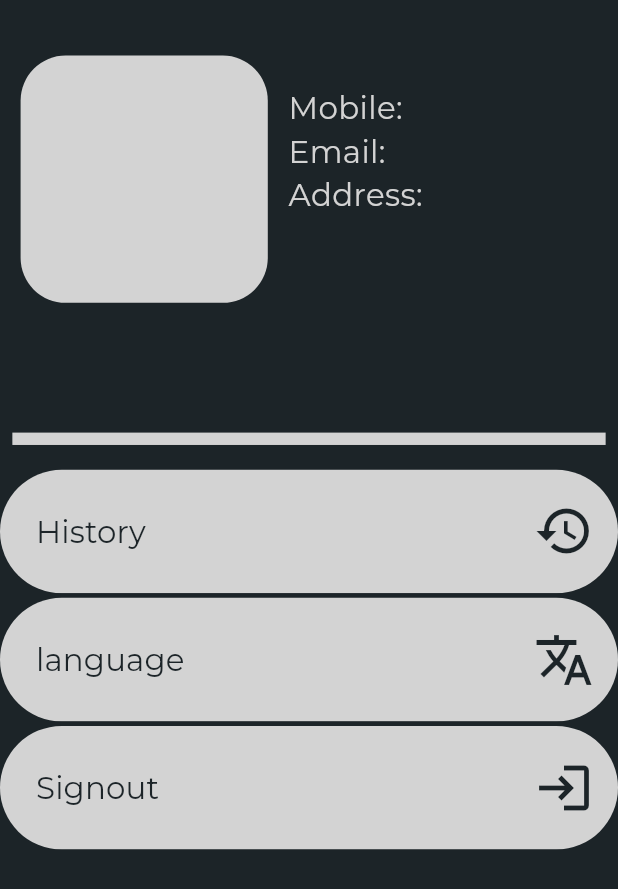
After one commit to Utkarsh-m08/Snap-Trash, a Flutter app: the screen it shows once a user with an empty profile is signed in, item 3 of the bottom bar chosen, after a tap on the "location history" icon, on a phone screen of 412 x 824 dp. The commit adds this screen. Shown: the top 889 px of the screen. Run offline on Flutter 3.47's test engine with Material 3 defaults, Android fonts, the phone set to English and light mode, and no system bars; our stand-ins replace camera, cloud_firestore, dio, firebase_auth, firebase_core, font_awesome_flutter and 4 more; accounts and stored records are empty.

Commit message:
added the past reports from user side and added the coming soon page

```diff
--- /dev/null
+++ b/lib/pages/coming_soon.dart
@@ -0,0 +1,34 @@
+import 'package:SnapTrash/properties/colourProp.dart';
+import 'package:flutter/material.dart';
+
+class ComingSoon extends StatelessWidget {
+  const ComingSoon({super.key});
+
+  @override
+  Widget build(BuildContext context) {
+    return Scaffold(
+      appBar: AppBar(
+        title: const Text("Coming Soon", style: TextStyle(color: rangBackground),),
+        backgroundColor: rang6Light,
+      ),
+      backgroundColor: rang6,
+      body: Center(
+        child: Container(
+          padding: EdgeInsets.all(MediaQuery.of(context).size.width * 0.09),
+          child: const Column(
+            mainAxisAlignment: MainAxisAlignment.center,
+            children: [
+              Text(
+                "Identifying and reporting potholes",
+                style: TextStyle(
+                  color: rangBackground,
+                  fontSize: 30,
+                ),
+              ),
+            ],
+          ),
+        )
+      ),
+    );
+  }
+}
--- a/lib/pages/homeScreen.dart
+++ b/lib/pages/homeScreen.dart
@@ -1,5 +1,6 @@
 import 'package:SnapTrash/locationModule.dart';
 import 'package:SnapTrash/pages/cameraScreen.dart';
+import 'package:SnapTrash/pages/coming_soon.dart';
 import 'package:flutter/material.dart';
 import 'package:google_nav_bar/google_nav_bar.dart';
 import 'package:SnapTrash/pages/leaderBoard.dart';
@@ -28,6 +29,7 @@ class _homeScreenState extends State<homeScreen> {
     LeaderBoard(),
     ClipRRect(child: CameraMain()),
     LocalReports(),
+    ComingSoon()
   ];
 
   @override
@@ -44,7 +46,7 @@ class _homeScreenState extends State<homeScreen> {
       bottomNavigationBar: Stack(children: [
         Container(
           clipBehavior: Clip.none,
-          height: screenheight * 0.15,
+          height: screenheight * 0.13,
           decoration: const BoxDecoration(
               borderRadius: BorderRadius.only(
                   topLeft: Radius.circular(20), topRight: Radius.circular(20)),
@@ -88,7 +90,7 @@ class _homeScreenState extends State<homeScreen> {
                 tabBackgroundColor:
                     rang6Light2, // selected tab background color
                 padding: EdgeInsets.symmetric(
-                  horizontal: screenWidth / 15,
+                  horizontal: screenWidth / 25,
                   vertical: screenheight * 0.02,
                 ), // navigation bar padding
                 tabs: [
@@ -114,6 +116,13 @@ class _homeScreenState extends State<homeScreen> {
                     textColor: rang7,
                     text: 'Reports',
                   ),
+                  const GButton(
+                    iconActiveColor: rang7,
+                    iconColor: rang7,
+                    icon: Icons.timelapse_rounded,
+                    textColor: rang7,
+                    text: 'Coming Soon',
+                  ),
                 ],
               ),
             ),
--- a/lib/pages/localReports.dart
+++ b/lib/pages/localReports.dart
@@ -1,5 +1,12 @@
+import 'dart:convert';
+import 'dart:typed_data';
+
+import 'package:SnapTrash/pages/profile.dart';
+import 'package:SnapTrash/properties/colourProp.dart';
+import 'package:cloud_firestore/cloud_firestore.dart';
+import 'package:firebase_auth/firebase_auth.dart';
 import 'package:flutter/material.dart';
-import 'package:SnapTrash/pages/loginSignin/logout/logout.dart';
+import 'package:google_fonts/google_fonts.dart';
 
 class LocalReports extends StatefulWidget {
   const LocalReports({super.key});
@@ -11,8 +18,173 @@ class LocalReports extends StatefulWidget {
 class _LocalReportsState extends State<LocalReports> {
   @override
   Widget build(BuildContext context) {
-    return const Scaffold(
-      body: Center(child: logout()),
+    // size variable
+    double screenWidth = MediaQuery.of(context).size.width;
+    double screenheight = MediaQuery.of(context).size.height;
+    return Scaffold(
+      backgroundColor: rang6,
+      appBar: AppBar(
+        elevation: 4,
+        // shadowColor: rangBackground,
+        backgroundColor: rang6,
+        title: Text(
+          "Past Reports",
+          style: GoogleFonts.montserrat(
+            fontWeight: FontWeight.w600,
+            fontSize: screenWidth * 0.065,
+            color: rangBackground,
+          ),
+        ),
+        actions: [
+          IconButton(
+            onPressed: () {
+              Navigator.push(
+                context,
+                MaterialPageRoute(
+                  builder: (context) => profile(),
+                ),
+              );
+            },
+            icon: Icon(
+              Icons.person_pin,
+              color: rang7,
+              size: screenWidth * 0.08,
+            ),
+          ),
+        ],
+      ),
+      body: const Column(
+        children: [
+            //add list builder here
+          ReportsHistory()
+        ],
+      ),
     );
   }
 }
+
+
+class ReportsHistory extends StatefulWidget {
+  const ReportsHistory({super.key});
+
+  @override
+  State<ReportsHistory> createState() => _ReportsHistoryState();
+}
+
+class _ReportsHistoryState extends State<ReportsHistory> {
+  late Future<List<DocumentSnapshot>> futureData;
+
+  Future<List<DocumentSnapshot>> fetchData() async {
+  QuerySnapshot<Map<String, dynamic>> querySnapshot =
+      await FirebaseFirestore.instance.collection('reports').where('user', isEqualTo: FirebaseAuth.instance.currentUser!.uid).get();
+  return querySnapshot.docs;
+}
+
+  Future<void> updateStatus(DocumentSnapshot document) async {
+    await document.reference.update({'status': 1});
+  }
+
+  @override
+  void initState() {
+    futureData = fetchData();
+    super.initState();
+  }
+
+  @override
+  Widget build(BuildContext context) {
+    final double screenHeight = MediaQuery.of(context).size.height;
+    final double screenWidth = MediaQuery.of(context).size.width;
+    return FutureBuilder<List<DocumentSnapshot>>(
+      future: futureData,
+      builder: (context, snapshot) {
+        if (snapshot.connectionState == ConnectionState.waiting) {
+          return SizedBox(
+            height: screenHeight * 0.77,
+            child: const Center(
+              child: CircularProgressIndicator(
+                valueColor: AlwaysStoppedAnimation<Color>(rangBackground),
+              ),
+            ),
+          );
+        } else if (snapshot.hasError) {
+          return Center(
+            child: Text('Error: ${snapshot.error}'),
+          );
+        } else {
+          return Expanded(
+            child: ListView.builder(
+              itemCount: snapshot.data!.length,
+              itemBuilder: (context, index) {
+                var document = snapshot.data![index];
+                String image = snapshot.data![index]['image'];
+                String caption = snapshot.data![index]['caption'];
+                String location = snapshot.data![index]['location'];
+                String user = FirebaseAuth.instance.currentUser!.email!;
+                return Padding(
+                  padding: EdgeInsets.all(screenHeight * 0.02),
+                  child: Card(
+                    color: rang6Light,
+                    child: ListTile(
+                      title: Column(
+                        crossAxisAlignment: CrossAxisAlignment.start,
+                        children: [
+                          Text(
+                            'User: $user',
+                            style: TextStyle(
+                              fontWeight: FontWeight.w500,
+                              color: rangBackground,
+                              fontSize: screenWidth * 0.045,
+                            ),
+                          ),
+                          Text(
+                            'Location: $location',
+                            style: TextStyle(
+                              fontWeight: FontWeight.w500,
+                              color: rangBackground,
+                              fontSize: screenWidth * 0.045,
+                            ),
+                          ),
+                        ],
+                      ),
+                      subtitle: Column(
+                        crossAxisAlignment: CrossAxisAlignment.start,
+                        children: [
+                          SizedBox(height: screenHeight * 0.02),
+                          Base64ImageWidget(base64String: image),
+                          SizedBox(height: screenHeight * 0.02),
+                          Text(
+                            caption,
+                            style: TextStyle(
+                              fontWeight: FontWeight.w800,
+                              fontSize: screenWidth * 0.05,
+                              color: rangBackground,
+                            ),
+                          ),
+                        ],
+                      ),
+                    ),
+                  ),
+                );
+              },
+            ),
+          );
+        }
+      },
+    );
+  }
+}
+
+class Base64ImageWidget extends StatelessWidget {
+  final String base64String;
+
+  Base64ImageWidget({required this.base64String});
+
+  @override
+  Widget build(BuildContext context) {
+    Uint8List bytes = base64Decode(base64String);
+    return Container(
+      height: MediaQuery.of(context).size.height * 0.3,
+      child: Image.memory(bytes)
+    );
+  }
+}
--- /dev/null
+++ b/lib/pages/profile.dart
@@ -0,0 +1,309 @@
+import 'package:SnapTrash/properties/colourProp.dart';
+import 'package:firebase_auth/firebase_auth.dart';
+import 'package:flutter/material.dart';
+import 'package:google_fonts/google_fonts.dart';
+import 'package:google_nav_bar/google_nav_bar.dart';
+
+class profile extends StatefulWidget {
+  const profile({super.key});
+  // signout
+
+  @override
+  State<profile> createState() => _profileState();
+}
+
+class _profileState extends State<profile> {
+  final user = FirebaseAuth.instance.currentUser!;
+  @override
+  Widget build(BuildContext context) {
+    // signout
+    void signUserOut() async {
+      FirebaseAuth.instance.signOut();
+      // Navigator.push(
+      //   context,
+      //   MaterialPageRoute(
+      //     builder: (context) => infoPage(),
+      //   ),
+      // );
+    }
+
+    double screenWidth = MediaQuery.of(context).size.width;
+    double screenheight = MediaQuery.of(context).size.height;
+    return Scaffold(
+      backgroundColor: rang6,
+      body: ListView(
+        scrollDirection: Axis.vertical,
+        children: [
+          Padding(
+            padding: EdgeInsets.only(
+              top: screenheight * 0.02,
+              // left: screenWidth * 0.02,
+              // right: screenWidth * 0.02,
+            ),
+            child: Row(
+              mainAxisAlignment: MainAxisAlignment.spaceEvenly,
+              children: [
+                Container(
+                  height: screenWidth * 0.4,
+                  width: screenWidth * 0.4,
+                  decoration: BoxDecoration(
+                    color: rang7,
+                    borderRadius: BorderRadius.all(
+                      Radius.circular(30),
+                    ),
+                  ),
+                ),
+                Padding(
+                  padding: const EdgeInsets.only(left: 0),
+                  child: Container(
+                    height: screenWidth * 0.5,
+                    width: screenWidth * 0.5,
+                    decoration: BoxDecoration(
+                      color: rang6,
+                      // borderRadius: BorderRadius.all(
+                      //   Radius.circular(30),
+                      // ),
+                    ),
+                    child: ListView(
+                      children: [
+                        Column(
+                          mainAxisAlignment: MainAxisAlignment.spaceEvenly,
+                          children: [
+                            Align(
+                              alignment: Alignment.centerLeft,
+                              child: Text(
+                                user.email!,
+                                style: GoogleFonts.montserrat(
+                                  // fontWeight: FontWeight.bold,
+                                  fontSize: screenWidth * 0.07,
+                                  color: rangBackground,
+                                ),
+                              ),
+                            ),
+                            Align(
+                              alignment: Alignment.centerLeft,
+                              child: Text(
+                                "Mobile:",
+                                style: GoogleFonts.montserrat(
+                                  // fontWeight: FontWeight.bold,
+                                  fontSize: screenWidth * 0.05,
+                                  color: rang7,
+                                ),
+                              ),
+                            ),
+                            Align(
+                              alignment: Alignment.centerLeft,
+                              child: Text(
+                                "Email: " + user.email!,
+                                style: GoogleFonts.montserrat(
+                                  // fontWeight: FontWeight.bold,
+                                  fontSize: screenWidth * 0.05,
+                                  color: rang7,
+                                ),
+                              ),
+                            ),
+                            Align(
+                              alignment: Alignment.centerLeft,
+                              child: Text(
+                                "Address: ",
+                                style: GoogleFonts.montserrat(
+                                  // fontWeight: FontWeight.bold,
+                                  fontSize: screenWidth * 0.05,
+                                  color: rang7,
+                                ),
+                              ),
+                            ),
+                          ],
+                        )
+                      ],
+                    ),
+                  ),
+                )
+              ],
+            ),
+          ),
+          // Padding(
+          //   padding: EdgeInsets.only(
+          //     left: screenWidth * 0.03,
+          //     right: screenWidth * 0.03,
+          //     bottom: screenheight * 0.03,
+          //   ),
+          //   child: ElevatedButton.icon(
+          //     onPressed: () {},
+          //     icon: Icon(
+          //       Icons.edit,
+          //       color: rang7,
+          //     ),
+          //     style: ElevatedButton.styleFrom(
+          //       backgroundColor: rang6,
+          //       foregroundColor: rang6,
+          //       // shape: RoundedRectangleBorder(
+          //       //   borderRadius: BorderRadius.circular(20),
+          //       // ),
+          //       elevation: 5,
+          //     ),
+          //     label: Align(
+          //       alignment: Alignment.centerLeft,
+          //       child: Text(
+          //         "  edit account details",
+          //         style:  GoogleFonts.montserrat(
+          //           // fontWeight: FontWeight.bold,
+          //           fontSize: screenWidth * 0.05,
+          //           color: rang7,
+          //         ),
+          //       ),
+          //     ),
+          //   ),
+          // ),
+          Padding(
+            padding: EdgeInsets.only(
+              top: screenheight * 0.08,
+              bottom: screenheight * 0.02,
+              left: screenWidth * 0.02,
+              right: screenWidth * 0.02,
+            ),
+            child: Container(
+              height: screenheight * 0.01,
+              width: screenWidth * 0.4,
+              color: rang7,
+            ),
+          ),
+          Container(
+            height: screenheight * 0.1,
+            width: screenWidth * 0.5,
+            child: Directionality(
+              textDirection: TextDirection.rtl,
+              child: ElevatedButton.icon(
+                icon: Icon(
+                  Icons.history,
+                  color: rang6,
+                  size: 40,
+                ),
+                style: ElevatedButton.styleFrom(
+                  backgroundColor: rang7,
+                  foregroundColor: rang7,
+                  // shape: RoundedRectangleBorder(
+                  //   borderRadius: BorderRadius.circular(20),
+                  // ),
+                  elevation: 0,
+                ),
+                onPressed: () {
+                  // signUserOut();
+                },
+                label: Align(
+                  alignment: Alignment.centerLeft,
+                  child: Text(
+                    "History",
+                    style: GoogleFonts.montserrat(
+                      fontWeight: FontWeight.w400,
+                      fontSize: screenWidth * 0.05,
+                      color: rang6,
+                    ),
+                  ),
+                ),
+              ),
+            ),
+          ),
+          Padding(
+            padding: const EdgeInsets.only(left: 20, right: 20),
+            child: Container(
+              height: 3,
+              width: screenWidth * 0.4,
+              color: rang6,
+            ),
+          ),
+
+          Container(
+            height: screenheight * 0.1,
+            width: screenWidth * 0.5,
+            child: Directionality(
+              textDirection: TextDirection.rtl,
+              child: ElevatedButton.icon(
+                icon: Icon(
+                  Icons.translate_outlined,
+                  color: rang6,
+                  size: 40,
+                ),
+                style: ElevatedButton.styleFrom(
+                  backgroundColor: rang7,
+                  foregroundColor: rangPrimary,
+                  // shape: RoundedRectangleBorder(
+                  //   borderRadius: BorderRadius.circular(20),
+                  // ),
+                  elevation: 0,
+                ),
+                onPressed: () {
+                  // signUserOut();
+                },
+                label: Align(
+                  alignment: Alignment.centerLeft,
+                  child: Text(
+                    "   language",
+                    style: GoogleFonts.montserrat(
+                      fontWeight: FontWeight.w400,
+                      fontSize: screenWidth * 0.05,
+                      color: rang6,
+                    ),
+                  ),
+                ),
+              ),
+            ),
+          ),
+          Padding(
+            padding: const EdgeInsets.only(left: 20, right: 20),
+            child: Container(
+              height: 3,
+              width: screenWidth * 0.4,
+              color: rang6,
+            ),
+          ),
+          Container(
+            height: screenheight * 0.1,
+            width: screenWidth * 0.5,
+            child: Directionality(
+              textDirection: TextDirection.rtl,
+              child: ElevatedButton.icon(
+                icon: Icon(
+                  Icons.login_outlined,
+                  color: rang6,
+                  size: 40,
+                ),
+                style: ElevatedButton.styleFrom(
+                  backgroundColor: rang7,
+                  foregroundColor: rangPrimary,
+                  // shape: RoundedRectangleBorder(
+                  //   borderRadius: BorderRadius.circular(20),
+                  // ),
+                  elevation: 0,
+                ),
+                onPressed: () {
+                  signUserOut();
+                  Navigator.pop(context);
+                },
+                label: Align(
+                  alignment: Alignment.centerLeft,
+                  child: Text(
+                    "   Signout",
+                    style: GoogleFonts.montserrat(
+                      fontWeight: FontWeight.w400,
+                      fontSize: screenWidth * 0.05,
+                      color: rang6,
+                    ),
+                  ),
+                ),
+              ),
+            ),
+          ),
+          Padding(
+            padding: const EdgeInsets.only(left: 20, right: 20),
+            child: Container(
+              height: 3,
+              width: screenWidth * 0.4,
+              color: rang6,
+            ),
+          ),
+        ],
+      ),
+    );
+  }
+}
```
